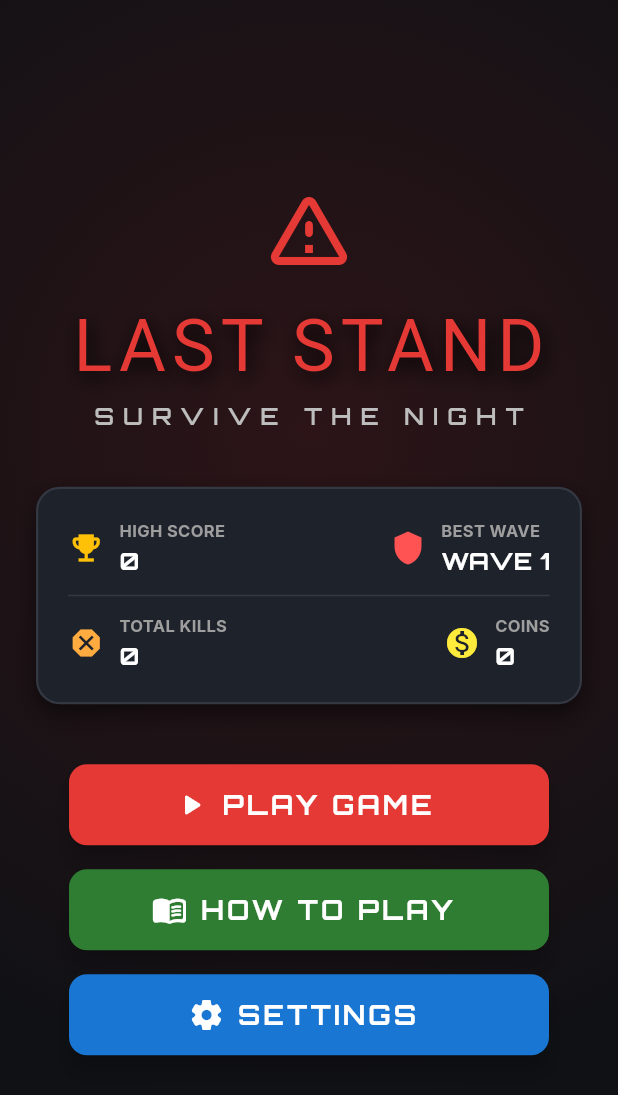
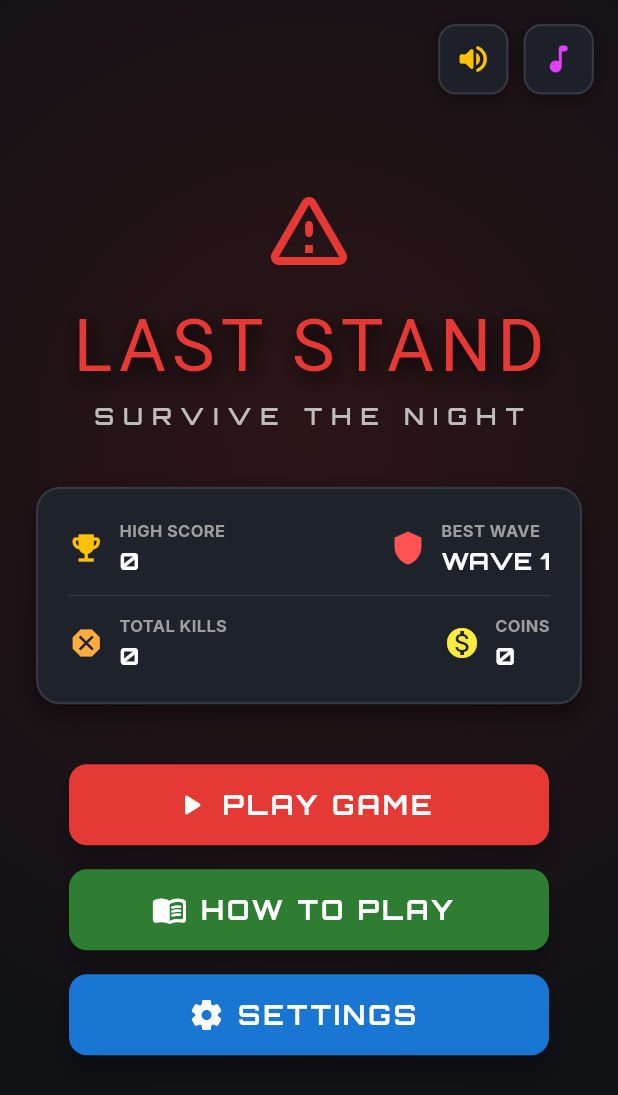
Before and after one commit to hasnaintanoli/last-stand-zombie-survival, a Flutter app: the screen it shows after launch, on a phone screen of 412 x 824 dp. Shown: the top 1095 px of the screen. Run offline on Flutter 3.47's test engine with Material 3 defaults, Android fonts, the light colour scheme and no system bars; our stand-ins replace google_fonts, shared_preferences; missing offline and left inert: flame, flame_audio.

Commit message:
feat(audio): integrate custom BGM, instant mute controls, and performance optimizations

```diff
--- a/lib/screens/main_menu.dart
+++ b/lib/screens/main_menu.dart
@@ -1,5 +1,6 @@
 import 'package:flutter/material.dart';
 import 'package:google_fonts/google_fonts.dart';
+import '../services/audio_service.dart';
 import '../services/local_storage.dart';
 import 'game_screen.dart';
 import 'how_to_play.dart';
@@ -17,6 +18,8 @@ class _MainMenuScreenState extends State<MainMenuScreen> {
   int highestWave = 1;
   int totalKills = 0;
   int coins = 0;
+  bool musicEnabled = LocalStorage.getMusicEnabled();
+  bool soundEnabled = LocalStorage.getSoundEnabled();
 
   @override
   void initState() {
@@ -30,7 +33,14 @@ class _MainMenuScreenState extends State<MainMenuScreen> {
       highestWave = LocalStorage.getHighestWave();
       totalKills = LocalStorage.getTotalKills();
       coins = LocalStorage.getCoins();
+      musicEnabled = LocalStorage.getMusicEnabled();
+      soundEnabled = LocalStorage.getSoundEnabled();
     });
+    if (musicEnabled) {
+      AudioService().startBgm();
+    } else {
+      AudioService().stopBgm();
+    }
   }
 
   @override
@@ -51,6 +61,52 @@ class _MainMenuScreenState extends State<MainMenuScreen> {
                     Color(0xFF0F1115),
                   ],
                 ),
+              ),
+            ),
+          ),
+
+          // Top-Right Quick Audio & Music Controls
+          Positioned(
+            top: 16,
+            right: 16,
+            child: SafeArea(
+              child: Row(
+                mainAxisSize: MainAxisSize.min,
+                children: [
+                  // Sound FX Toggle
+                  _quickAudioButton(
+                    icon: soundEnabled ? Icons.volume_up_rounded : Icons.volume_off_rounded,
+                    color: soundEnabled ? Colors.amber : Colors.grey.shade600,
+                    tooltip: soundEnabled ? 'Sound FX: ON' : 'Sound FX: OFF',
+                    onTap: () {
+                      setState(() {
+                        soundEnabled = !soundEnabled;
+                        LocalStorage.setSoundEnabled(soundEnabled);
+                        if (!soundEnabled) {
+                          AudioService().stopFootstep();
+                        }
+                      });
+                    },
+                  ),
+                  const SizedBox(width: 10),
+                  // Music Toggle
+                  _quickAudioButton(
+                    icon: musicEnabled ? Icons.music_note_rounded : Icons.music_off_rounded,
+                    color: musicEnabled ? Colors.purpleAccent : Colors.grey.shade600,
+                    tooltip: musicEnabled ? 'Music: ON' : 'Music: OFF',
+                    onTap: () {
+                      setState(() {
+                        musicEnabled = !musicEnabled;
+                        LocalStorage.setMusicEnabled(musicEnabled);
+                        if (musicEnabled) {
+                          AudioService().startBgm();
+                        } else {
+                          AudioService().stopBgm();
+                        }
+                      });
+                    },
+                  ),
+                ],
               ),
             ),
           ),
@@ -249,4 +305,38 @@ class _MainMenuScreenState extends State<MainMenuScreen> {
       ),
     );
   }
+
+  Widget _quickAudioButton({
+    required IconData icon,
+    required Color color,
+    required String tooltip,
+    required VoidCallback onTap,
+  }) {
+    return Material(
+      color: Colors.transparent,
+      child: Tooltip(
+        message: tooltip,
+        child: InkWell(
+          onTap: onTap,
+          borderRadius: BorderRadius.circular(12),
+          child: Container(
+            padding: const EdgeInsets.all(10),
+            decoration: BoxDecoration(
+              color: const Color(0xFF1E222A).withValues(alpha: 0.92),
+              borderRadius: BorderRadius.circular(12),
+              border: Border.all(color: const Color(0xFF333842), width: 1.5),
+              boxShadow: [
+                BoxShadow(
+                  color: Colors.black.withValues(alpha: 0.4),
+                  blurRadius: 8,
+                  offset: const Offset(0, 3),
+                ),
+              ],
+            ),
+            child: Icon(icon, color: color, size: 24),
+          ),
+        ),
+      ),
+    );
+  }
 }
```
Also changed, not shown: lib/screens/game_screen.dart (+11 -8 lines), lib/screens/pause_menu.dart (+8 -0 lines), lib/screens/settings.dart (+9 -0 lines), lib/services/audio_service.dart (+137 -16 lines), 4 other files.
